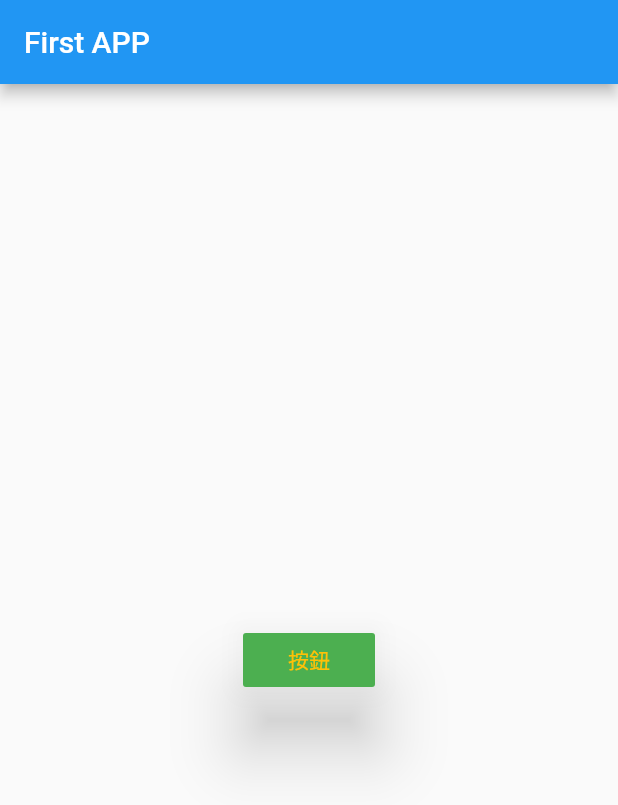
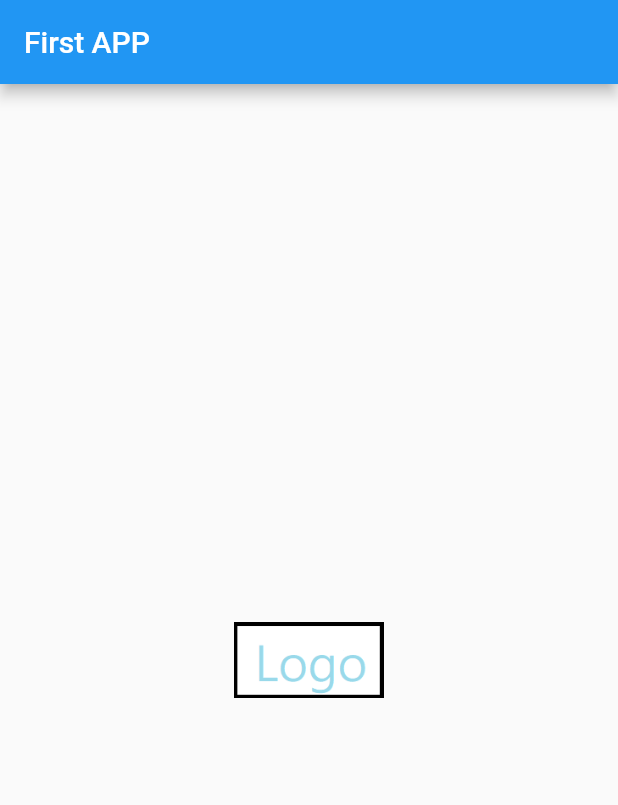
Before and after one commit to JiaWei-Git/Practice_Flutter, a Flutter app: the screen it shows after launch, on a phone screen of 412 x 824 dp. Shown: the top 805 px of the screen. Run offline on Flutter 3.47's test engine with Material 2 defaults, Android fonts, the phone set to English and light mode, and no system bars.

Commit message:
練習Image使用

```diff
--- a/lib/main.dart
+++ b/lib/main.dart
@@ -14,7 +14,7 @@ class MyApp extends StatelessWidget {
         debugShowCheckedModeBanner: false,
         home: Scaffold(
           appBar: AppBar(title: Text('First APP')),
-          body: ButtonPage(),
+          body: ImagePage(),
         ));
   }
 }
@@ -107,3 +107,15 @@ class ButtonPage extends StatelessWidget {
     print('Click');
   }
 }
+
+class ImagePage extends StatelessWidget {
+  @override
+  Widget build(BuildContext context) {
+    return Center(
+      child: Image.asset(
+        'assets/images/logo.png',
+        width: 100,
+      ),
+    );
+  }
+}
--- a/pubspec.yaml
+++ b/pubspec.yaml
@@ -48,7 +48,8 @@ flutter:
   # assets:
   #   - images/a_dot_burr.jpeg
   #   - images/a_dot_ham.jpeg
-
+  assets:
+    - assets/images/logo.png
   # An image asset can refer to one or more resolution-specific "variants", see
   # https://flutter.dev/assets-and-images/#resolution-aware.
 
```
Also changed, not shown: assets/images/logo.png (added).
